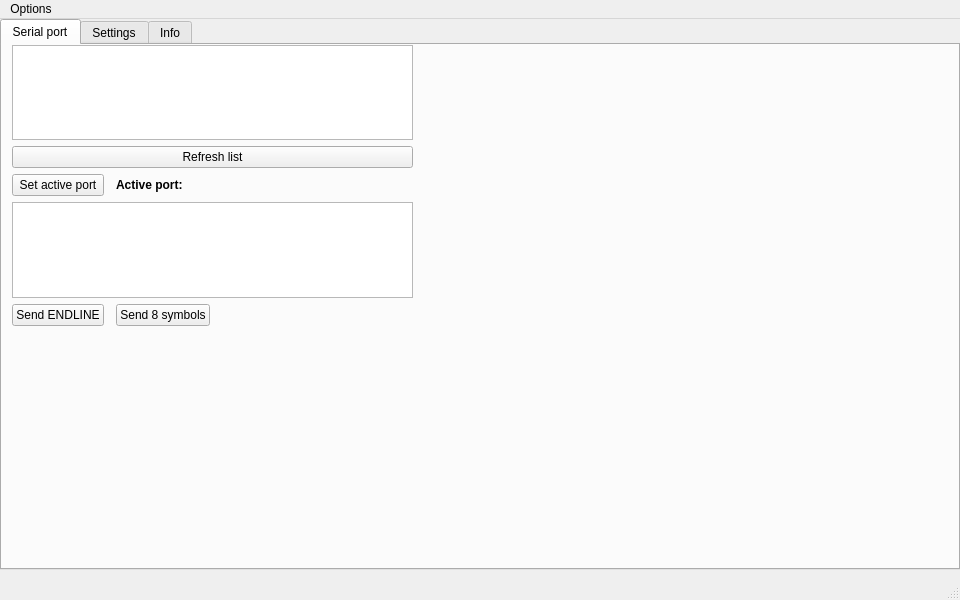
First picture: the form in mainwindow.ui, repository kr315/transientlab_app_qt6, before the edit.
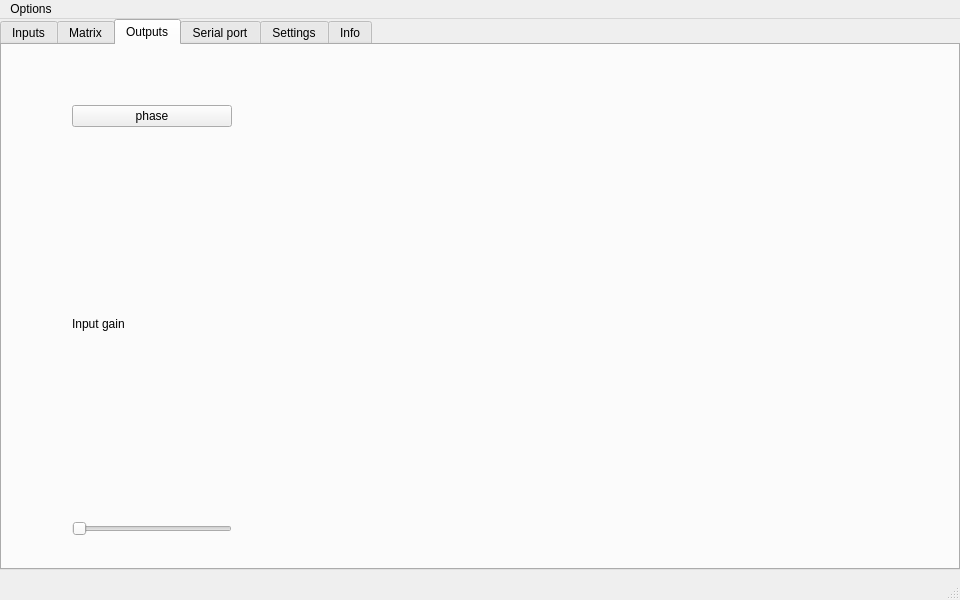
Second picture: the form after the edit.

```diff
--- a/mainwindow.ui
+++ b/mainwindow.ui
@@ -24,8 +24,56 @@
      </rect>
     </property>
     <property name="currentIndex">
-     <number>0</number>
+     <number>2</number>
     </property>
+    <widget class="QWidget" name="tab_2">
+     <attribute name="title">
+      <string>Inputs</string>
+     </attribute>
+    </widget>
+    <widget class="QWidget" name="tab_3">
+     <attribute name="title">
+      <string>Matrix</string>
+     </attribute>
+    </widget>
+    <widget class="QWidget" name="tab_4">
+     <attribute name="title">
+      <string>Outputs</string>
+     </attribute>
+     <widget class="QWidget" name="verticalLayoutWidget">
+      <property name="geometry">
+       <rect>
+        <x>70</x>
+        <y>60</y>
+        <width>160</width>
+        <height>431</height>
+       </rect>
+      </property>
+      <layout class="QVBoxLayout" name="verticalLayout">
+       <item>
+        <widget class="QPushButton" name="pushButton">
+         <property name="text">
+          <string>phase</string>
+         </property>
+        </widget>
+       </item>
+       <item>
+        <widget class="QLabel" name="label_4">
+         <property name="text">
+          <string>Input gain</string>
+         </property>
+        </widget>
+       </item>
+       <item>
+        <widget class="QSlider" name="horizontalSlider_3">
+         <property name="orientation">
+          <enum>Qt::Orientation::Horizontal</enum>
+         </property>
+        </widget>
+       </item>
+      </layout>
+     </widget>
+    </widget>
     <widget class="QWidget" name="settings_tab">
      <attribute name="title">
       <string>Serial port</string>
```
Left out of the diff: 4 changed lines with no effect on the pictures.
